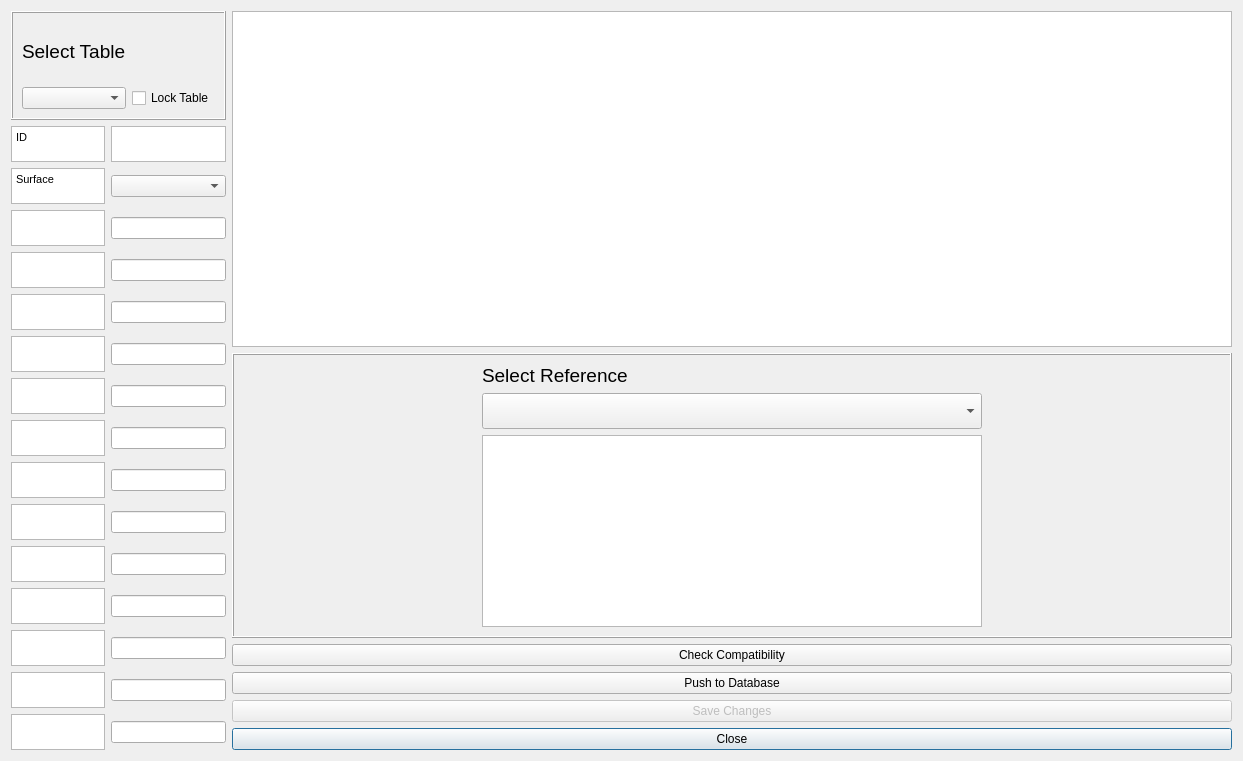
First picture: the form in urban_type_db_editor/urban_type_db_editor_dialog_base.ui, repository gusbacos/SUEWS-Database-manager, before the edit.
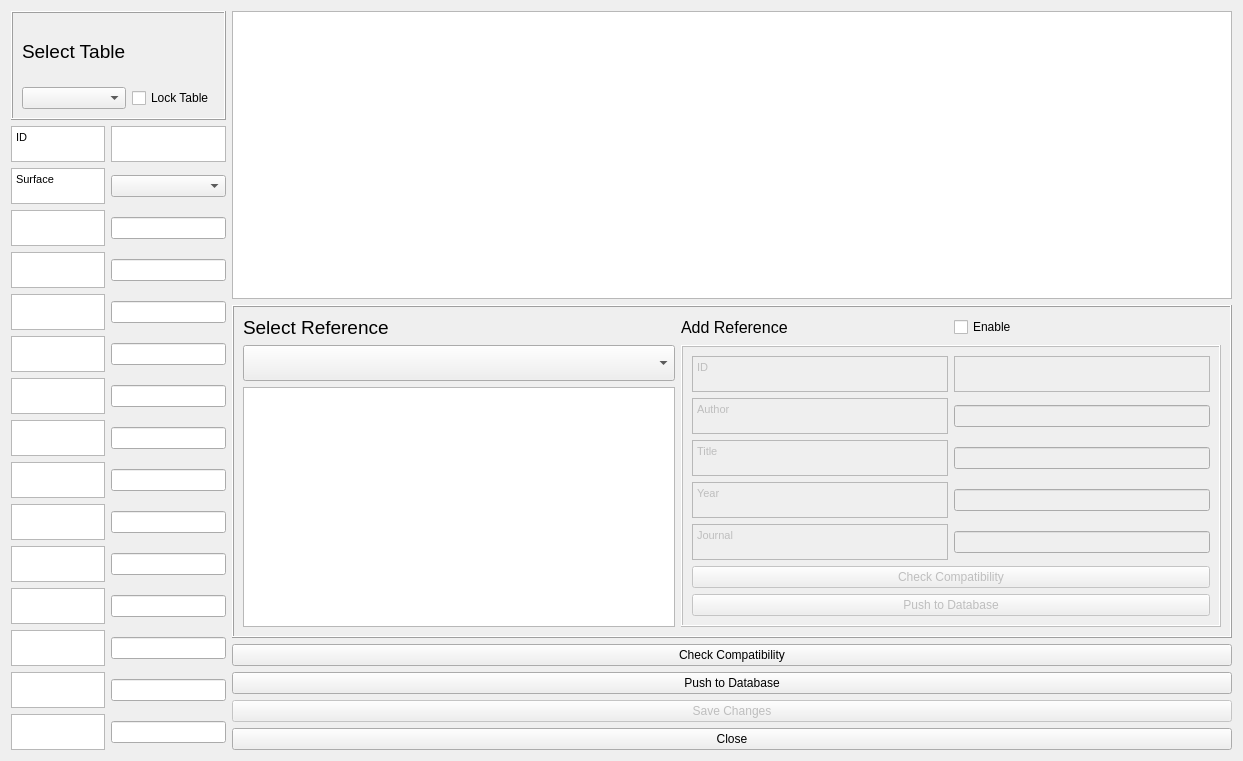
Second picture: the form after the edit. Custom widgets are drawn as their Qt base class.

```diff
--- a/urban_type_db_editor/urban_type_db_editor_dialog_base.ui
+++ b/urban_type_db_editor/urban_type_db_editor_dialog_base.ui
@@ -13,7 +13,66 @@
   <property name="windowTitle">
    <string>Urban Type Database editor</string>
   </property>
-  <layout class="QGridLayout" name="gridLayout_3">
+  <layout class="QGridLayout" name="gridLayout_10">
+   <item row="0" column="0">
+    <widget class="QFrame" name="frame1">
+     <property name="frameShape">
+      <enum>QFrame::Box</enum>
+     </property>
+     <property name="frameShadow">
+      <enum>QFrame::Raised</enum>
+     </property>
+     <layout class="QGridLayout" name="gridLayout_2">
+      <item row="0" column="0">
+       <widget class="QLabel" name="label_42">
+        <property name="text">
+         <string>&lt;!DOCTYPE HTML PUBLIC &quot;-//W3C//DTD HTML 4.0//EN&quot; &quot;http://www.w3.org/TR/REC-html40/strict.dtd&quot;&gt;
+&lt;html&gt;&lt;head&gt;&lt;meta name=&quot;qrichtext&quot; content=&quot;1&quot; /&gt;&lt;style type=&quot;text/css&quot;&gt;
+p, li { white-space: pre-wrap; }
+&lt;/style&gt;&lt;/head&gt;&lt;body style=&quot; font-family:'MS Shell Dlg 2'; font-size:12pt; font-weight:400; font-style:normal;&quot;&gt;
+&lt;p style=&quot; margin-top:0px; margin-bottom:0px; margin-left:0px; margin-right:0px; -qt-block-indent:0; text-indent:0px;&quot;&gt;&lt;span style=&quot; font-size:14pt;&quot;&gt;Select Table&lt;/span&gt;&lt;/p&gt;&lt;/body&gt;&lt;/html&gt;</string>
+        </property>
+       </widget>
+      </item>
+      <item row="1" column="0">
+       <widget class="QComboBox" name="comboBoxTableSelect">
+        <property name="toolTip">
+         <string/>
+        </property>
+       </widget>
+      </item>
+      <item row="1" column="1">
+       <widget class="QCheckBox" name="checkBoxA">
+        <property name="text">
+         <string>Lock Table</string>
+        </property>
+       </widget>
+      </item>
+     </layout>
+    </widget>
+   </item>
+   <item row="0" column="1" rowspan="2">
+    <widget class="QTextBrowser" name="textBrowserDf">
+     <property name="sizePolicy">
+      <sizepolicy hsizetype="Expanding" vsizetype="Expanding">
+       <horstretch>0</horstretch>
+       <verstretch>0</verstretch>
+      </sizepolicy>
+     </property>
+     <property name="minimumSize">
+      <size>
+       <width>1000</width>
+       <height>0</height>
+      </size>
+     </property>
+     <property name="maximumSize">
+      <size>
+       <width>16777215</width>
+       <height>16777215</height>
+      </size>
+     </property>
+    </widget>
+   </item>
    <item row="1" column="0" rowspan="3">
     <layout class="QGridLayout" name="gridLayout">
      <item row="15" column="0">
@@ -519,103 +578,6 @@
      </item>
     </layout>
    </item>
-   <item row="3" column="1">
-    <layout class="QGridLayout" name="gridLayout_8">
-     <item row="3" column="0">
-      <widget class="QPushButton" name="pushButtonCancel">
-       <property name="text">
-        <string>Close</string>
-       </property>
-      </widget>
-     </item>
-     <item row="1" column="0">
-      <widget class="QPushButton" name="pushButtonGen">
-       <property name="enabled">
-        <bool>true</bool>
-       </property>
-       <property name="text">
-        <string>Push to Database</string>
-       </property>
-      </widget>
-     </item>
-     <item row="0" column="0">
-      <widget class="QPushButton" name="pushButtonCheck">
-       <property name="text">
-        <string>Check Compatibility</string>
-       </property>
-      </widget>
-     </item>
-     <item row="2" column="0">
-      <widget class="QPushButton" name="pushButtonreset">
-       <property name="enabled">
-        <bool>false</bool>
-       </property>
-       <property name="text">
-        <string>Save Changes</string>
-       </property>
-      </widget>
-     </item>
-    </layout>
-   </item>
-   <item row="0" column="1" rowspan="2">
-    <widget class="QTextBrowser" name="textBrowserDf">
-     <property name="sizePolicy">
-      <sizepolicy hsizetype="Expanding" vsizetype="Expanding">
-       <horstretch>0</horstretch>
-       <verstretch>0</verstretch>
-      </sizepolicy>
-     </property>
-     <property name="minimumSize">
-      <size>
-       <width>1000</width>
-       <height>0</height>
-      </size>
-     </property>
-     <property name="maximumSize">
-      <size>
-       <width>500</width>
-       <height>16777215</height>
-      </size>
-     </property>
-    </widget>
-   </item>
-   <item row="0" column="0">
-    <widget class="QFrame" name="frame1">
-     <property name="frameShape">
-      <enum>QFrame::Box</enum>
-     </property>
-     <property name="frameShadow">
-      <enum>QFrame::Raised</enum>
-     </property>
-     <layout class="QGridLayout" name="gridLayout_2">
-      <item row="0" column="0">
-       <widget class="QLabel" name="label_42">
-        <property name="text">
-         <string>&lt;!DOCTYPE HTML PUBLIC &quot;-//W3C//DTD HTML 4.0//EN&quot; &quot;http://www.w3.org/TR/REC-html40/strict.dtd&quot;&gt;
-&lt;html&gt;&lt;head&gt;&lt;meta name=&quot;qrichtext&quot; content=&quot;1&quot; /&gt;&lt;style type=&quot;text/css&quot;&gt;
-p, li { white-space: pre-wrap; }
-&lt;/style&gt;&lt;/head&gt;&lt;body style=&quot; font-family:'MS Shell Dlg 2'; font-size:12pt; font-weight:400; font-style:normal;&quot;&gt;
-&lt;p style=&quot; margin-top:0px; margin-bottom:0px; margin-left:0px; margin-right:0px; -qt-block-indent:0; text-indent:0px;&quot;&gt;&lt;span style=&quot; font-size:14pt;&quot;&gt;Select Table&lt;/span&gt;&lt;/p&gt;&lt;/body&gt;&lt;/html&gt;</string>
-        </property>
-       </widget>
-      </item>
-      <item row="1" column="0">
-       <widget class="QComboBox" name="comboBoxTableSelect">
-        <property name="toolTip">
-         <string/>
-        </property>
-       </widget>
-      </item>
-      <item row="1" column="1">
-       <widget class="QCheckBox" name="checkBoxA">
-        <property name="text">
-         <string>Lock Table</string>
-        </property>
-       </widget>
-      </item>
-     </layout>
-    </widget>
-   </item>
    <item row="2" column="1">
     <widget class="QFrame" name="frame1_2">
      <property name="frameShape">
@@ -625,7 +587,7 @@
       <enum>QFrame::Raised</enum>
      </property>
      <layout class="QGridLayout" name="gridLayout_6">
-      <item row="0" column="0">
+      <item row="1" column="0">
        <layout class="QGridLayout" name="gridLayout_4">
         <item row="1" column="0">
          <widget class="QComboBox" name="comboBoxRef">
@@ -654,17 +616,6 @@
           </item>
          </widget>
         </item>
-        <item row="0" column="0">
-         <widget class="QLabel" name="label_43">
-          <property name="text">
-           <string>&lt;!DOCTYPE HTML PUBLIC &quot;-//W3C//DTD HTML 4.0//EN&quot; &quot;http://www.w3.org/TR/REC-html40/strict.dtd&quot;&gt;
-&lt;html&gt;&lt;head&gt;&lt;meta name=&quot;qrichtext&quot; content=&quot;1&quot; /&gt;&lt;style type=&quot;text/css&quot;&gt;
-p, li { white-space: pre-wrap; }
-&lt;/style&gt;&lt;/head&gt;&lt;body style=&quot; font-family:'MS Shell Dlg 2'; font-size:12pt; font-weight:400; font-style:normal;&quot;&gt;
-&lt;p style=&quot; margin-top:0px; margin-bottom:0px; margin-left:0px; margin-right:0px; -qt-block-indent:0; text-indent:0px;&quot;&gt;&lt;span style=&quot; font-size:14pt;&quot;&gt;Select Reference&lt;/span&gt;&lt;/p&gt;&lt;/body&gt;&lt;/html&gt;</string>
-          </property>
-         </widget>
-        </item>
         <item row="2" column="0">
          <widget class="QTextBrowser" name="textBrowserRef">
           <property name="sizePolicy">
@@ -683,9 +634,285 @@
         </item>
        </layout>
       </item>
+      <item row="1" column="1">
+       <widget class="QFrame" name="frame1_3">
+        <property name="enabled">
+         <bool>false</bool>
+        </property>
+        <property name="frameShape">
+         <enum>QFrame::Box</enum>
+        </property>
+        <property name="frameShadow">
+         <enum>QFrame::Raised</enum>
+        </property>
+        <layout class="QGridLayout" name="gridLayout_9">
+         <item row="3" column="0">
+          <layout class="QGridLayout" name="gridLayout_3">
+           <item row="8" column="0">
+            <widget class="QTextBrowser" name="textBrowserRef4">
+             <property name="sizePolicy">
+              <sizepolicy hsizetype="Expanding" vsizetype="Fixed">
+               <horstretch>0</horstretch>
+               <verstretch>0</verstretch>
+              </sizepolicy>
+             </property>
+             <property name="maximumSize">
+              <size>
+               <width>16777215</width>
+               <height>36</height>
+              </size>
+             </property>
+             <property name="html">
+              <string>&lt;!DOCTYPE HTML PUBLIC &quot;-//W3C//DTD HTML 4.0//EN&quot; &quot;http://www.w3.org/TR/REC-html40/strict.dtd&quot;&gt;
+&lt;html&gt;&lt;head&gt;&lt;meta name=&quot;qrichtext&quot; content=&quot;1&quot; /&gt;&lt;style type=&quot;text/css&quot;&gt;
+p, li { white-space: pre-wrap; }
+&lt;/style&gt;&lt;/head&gt;&lt;body style=&quot; font-family:'MS Shell Dlg 2'; font-size:8pt; font-weight:400; font-style:normal;&quot;&gt;
+&lt;p style=&quot; margin-top:0px; margin-bottom:0px; margin-left:0px; margin-right:0px; -qt-block-indent:0; text-indent:0px;&quot;&gt;Year&lt;/p&gt;&lt;/body&gt;&lt;/html&gt;</string>
+             </property>
+            </widget>
+           </item>
+           <item row="5" column="0">
+            <widget class="QTextBrowser" name="textBrowserRefID">
+             <property name="sizePolicy">
+              <sizepolicy hsizetype="Preferred" vsizetype="Fixed">
+               <horstretch>0</horstretch>
+               <verstretch>0</verstretch>
+              </sizepolicy>
+             </property>
+             <property name="maximumSize">
+              <size>
+               <width>16777215</width>
+               <height>36</height>
+              </size>
+             </property>
+             <property name="html">
+              <string>&lt;!DOCTYPE HTML PUBLIC &quot;-//W3C//DTD HTML 4.0//EN&quot; &quot;http://www.w3.org/TR/REC-html40/strict.dtd&quot;&gt;
+&lt;html&gt;&lt;head&gt;&lt;meta name=&quot;qrichtext&quot; content=&quot;1&quot; /&gt;&lt;style type=&quot;text/css&quot;&gt;
+p, li { white-space: pre-wrap; }
+&lt;/style&gt;&lt;/head&gt;&lt;body style=&quot; font-family:'MS Shell Dlg 2'; font-size:8pt; font-weight:400; font-style:normal;&quot;&gt;
+&lt;p style=&quot; margin-top:0px; margin-bottom:0px; margin-left:0px; margin-right:0px; -qt-block-indent:0; text-indent:0px;&quot;&gt;ID&lt;/p&gt;&lt;/body&gt;&lt;/html&gt;</string>
+             </property>
+            </widget>
+           </item>
+           <item row="8" column="1">
+            <widget class="QgsFilterLineEdit" name="textEditRefYear">
+             <property name="qgisRelation" stdset="0">
+              <string notr="true"/>
+             </property>
+            </widget>
+           </item>
+           <item row="7" column="1">
+            <widget class="QgsFilterLineEdit" name="textEditRefTitle">
+             <property name="qgisRelation" stdset="0">
+              <string notr="true"/>
+             </property>
+            </widget>
+           </item>
+           <item row="9" column="0">
+            <widget class="QTextBrowser" name="textBrowserRef5">
+             <property name="sizePolicy">
+              <sizepolicy hsizetype="Expanding" vsizetype="Fixed">
+               <horstretch>0</horstretch>
+               <verstretch>0</verstretch>
+              </sizepolicy>
+             </property>
+             <property name="maximumSize">
+              <size>
+               <width>16777215</width>
+               <height>36</height>
+              </size>
+             </property>
+             <property name="html">
+              <string>&lt;!DOCTYPE HTML PUBLIC &quot;-//W3C//DTD HTML 4.0//EN&quot; &quot;http://www.w3.org/TR/REC-html40/strict.dtd&quot;&gt;
+&lt;html&gt;&lt;head&gt;&lt;meta name=&quot;qrichtext&quot; content=&quot;1&quot; /&gt;&lt;style type=&quot;text/css&quot;&gt;
+p, li { white-space: pre-wrap; }
+&lt;/style&gt;&lt;/head&gt;&lt;body style=&quot; font-family:'MS Shell Dlg 2'; font-size:8pt; font-weight:400; font-style:normal;&quot;&gt;
+&lt;p style=&quot; margin-top:0px; margin-bottom:0px; margin-left:0px; margin-right:0px; -qt-block-indent:0; text-indent:0px;&quot;&gt;Journal&lt;/p&gt;&lt;/body&gt;&lt;/html&gt;</string>
+             </property>
+            </widget>
+           </item>
+           <item row="9" column="1">
+            <widget class="QgsFilterLineEdit" name="textEditRefJournal">
+             <property name="qgisRelation" stdset="0">
+              <string notr="true"/>
+             </property>
+            </widget>
+           </item>
+           <item row="6" column="1">
+            <widget class="QgsFilterLineEdit" name="textEditRefAuthor">
+             <property name="qgisRelation" stdset="0">
+              <string notr="true"/>
+             </property>
+            </widget>
+           </item>
+           <item row="5" column="1">
+            <widget class="QTextBrowser" name="textBrowserNewID_2">
+             <property name="sizePolicy">
+              <sizepolicy hsizetype="Expanding" vsizetype="Fixed">
+               <horstretch>0</horstretch>
+               <verstretch>0</verstretch>
+              </sizepolicy>
+             </property>
+             <property name="maximumSize">
+              <size>
+               <width>16777215</width>
+               <height>36</height>
+              </size>
+             </property>
+             <property name="html">
+              <string>&lt;!DOCTYPE HTML PUBLIC &quot;-//W3C//DTD HTML 4.0//EN&quot; &quot;http://www.w3.org/TR/REC-html40/strict.dtd&quot;&gt;
+&lt;html&gt;&lt;head&gt;&lt;meta name=&quot;qrichtext&quot; content=&quot;1&quot; /&gt;&lt;style type=&quot;text/css&quot;&gt;
+p, li { white-space: pre-wrap; }
+&lt;/style&gt;&lt;/head&gt;&lt;body style=&quot; font-family:'MS Shell Dlg 2'; font-size:8pt; font-weight:400; font-style:normal;&quot;&gt;
+&lt;p style=&quot;-qt-paragraph-type:empty; margin-top:0px; margin-bottom:0px; margin-left:0px; margin-right:0px; -qt-block-indent:0; text-indent:0px; font-size:12pt;&quot;&gt;&lt;br /&gt;&lt;/p&gt;&lt;/body&gt;&lt;/html&gt;</string>
+             </property>
+            </widget>
+           </item>
+           <item row="6" column="0">
+            <widget class="QTextBrowser" name="textBrowserRef2">
+             <property name="sizePolicy">
+              <sizepolicy hsizetype="Expanding" vsizetype="Fixed">
+               <horstretch>0</horstretch>
+               <verstretch>0</verstretch>
+              </sizepolicy>
+             </property>
+             <property name="maximumSize">
+              <size>
+               <width>16777215</width>
+               <height>36</height>
+              </size>
+             </property>
+             <property name="html">
+              <string>&lt;!DOCTYPE HTML PUBLIC &quot;-//W3C//DTD HTML 4.0//EN&quot; &quot;http://www.w3.org/TR/REC-html40/strict.dtd&quot;&gt;
+&lt;html&gt;&lt;head&gt;&lt;meta name=&quot;qrichtext&quot; content=&quot;1&quot; /&gt;&lt;style type=&quot;text/css&quot;&gt;
+p, li { white-space: pre-wrap; }
+&lt;/style&gt;&lt;/head&gt;&lt;body style=&quot; font-family:'MS Shell Dlg 2'; font-size:8pt; font-weight:400; font-style:normal;&quot;&gt;
+&lt;p style=&quot; margin-top:0px; margin-bottom:0px; margin-left:0px; margin-right:0px; -qt-block-indent:0; text-indent:0px;&quot;&gt;Author&lt;/p&gt;&lt;/body&gt;&lt;/html&gt;</string>
+             </property>
+            </widget>
+           </item>
+           <item row="7" column="0">
+            <widget class="QTextBrowser" name="textBrowserRef3">
+             <property name="sizePolicy">
+              <sizepolicy hsizetype="Expanding" vsizetype="Fixed">
+               <horstretch>0</horstretch>
+               <verstretch>0</verstretch>
+              </sizepolicy>
+             </property>
+             <property name="maximumSize">
+              <size>
+               <width>16777215</width>
+               <height>36</height>
+              </size>
+             </property>
+             <property name="html">
+              <string>&lt;!DOCTYPE HTML PUBLIC &quot;-//W3C//DTD HTML 4.0//EN&quot; &quot;http://www.w3.org/TR/REC-html40/strict.dtd&quot;&gt;
+&lt;html&gt;&lt;head&gt;&lt;meta name=&quot;qrichtext&quot; content=&quot;1&quot; /&gt;&lt;style type=&quot;text/css&quot;&gt;
+p, li { white-space: pre-wrap; }
+&lt;/style&gt;&lt;/head&gt;&lt;body style=&quot; font-family:'MS Shell Dlg 2'; font-size:8pt; font-weight:400; font-style:normal;&quot;&gt;
+&lt;p style=&quot; margin-top:0px; margin-bottom:0px; margin-left:0px; margin-right:0px; -qt-block-indent:0; text-indent:0px;&quot;&gt;Title&lt;/p&gt;&lt;/body&gt;&lt;/html&gt;</string>
+             </property>
+            </widget>
+           </item>
+          </layout>
+         </item>
+         <item row="5" column="0">
+          <widget class="QPushButton" name="pushButtonGen_2">
+           <property name="enabled">
+            <bool>false</bool>
+           </property>
+           <property name="text">
+            <string>Push to Database</string>
+           </property>
+          </widget>
+         </item>
+         <item row="4" column="0">
+          <widget class="QPushButton" name="pushButtonCheck_2">
+           <property name="text">
+            <string>Check Compatibility</string>
+           </property>
+          </widget>
+         </item>
+        </layout>
+       </widget>
+      </item>
+      <item row="0" column="1">
+       <layout class="QHBoxLayout" name="horizontalLayout">
+        <item>
+         <widget class="QLabel" name="label_45">
+          <property name="text">
+           <string>&lt;!DOCTYPE HTML PUBLIC &quot;-//W3C//DTD HTML 4.0//EN&quot; &quot;http://www.w3.org/TR/REC-html40/strict.dtd&quot;&gt;
+&lt;html&gt;&lt;head&gt;&lt;meta name=&quot;qrichtext&quot; content=&quot;1&quot; /&gt;&lt;style type=&quot;text/css&quot;&gt;
+p, li { white-space: pre-wrap; }
+&lt;/style&gt;&lt;/head&gt;&lt;body style=&quot; font-family:'MS Shell Dlg 2'; font-size:8pt; font-weight:400; font-style:normal;&quot;&gt;
+&lt;p style=&quot; margin-top:0px; margin-bottom:0px; margin-left:0px; margin-right:0px; -qt-block-indent:0; text-indent:0px;&quot;&gt;&lt;span style=&quot; font-size:12pt;&quot;&gt;Add Reference&lt;/span&gt;&lt;/p&gt;&lt;/body&gt;&lt;/html&gt;</string>
+          </property>
+         </widget>
+        </item>
+        <item>
+         <widget class="QCheckBox" name="checkBoxRef">
+          <property name="enabled">
+           <bool>true</bool>
+          </property>
+          <property name="text">
+           <string>Enable</string>
+          </property>
+         </widget>
+        </item>
+       </layout>
+      </item>
+      <item row="0" column="0">
+       <widget class="QLabel" name="label_43">
+        <property name="text">
+         <string>&lt;!DOCTYPE HTML PUBLIC &quot;-//W3C//DTD HTML 4.0//EN&quot; &quot;http://www.w3.org/TR/REC-html40/strict.dtd&quot;&gt;
+&lt;html&gt;&lt;head&gt;&lt;meta name=&quot;qrichtext&quot; content=&quot;1&quot; /&gt;&lt;style type=&quot;text/css&quot;&gt;
+p, li { white-space: pre-wrap; }
+&lt;/style&gt;&lt;/head&gt;&lt;body style=&quot; font-family:'MS Shell Dlg 2'; font-size:12pt; font-weight:400; font-style:normal;&quot;&gt;
+&lt;p style=&quot; margin-top:0px; margin-bottom:0px; margin-left:0px; margin-right:0px; -qt-block-indent:0; text-indent:0px;&quot;&gt;&lt;span style=&quot; font-size:14pt;&quot;&gt;Select Reference&lt;/span&gt;&lt;/p&gt;&lt;/body&gt;&lt;/html&gt;</string>
+        </property>
+       </widget>
+      </item>
      </layout>
     </widget>
    </item>
+   <item row="3" column="1">
+    <layout class="QGridLayout" name="gridLayout_8">
+     <item row="3" column="0">
+      <widget class="QPushButton" name="pushButtonCancel">
+       <property name="text">
+        <string>Close</string>
+       </property>
+      </widget>
+     </item>
+     <item row="1" column="0">
+      <widget class="QPushButton" name="pushButtonGen">
+       <property name="enabled">
+        <bool>true</bool>
+       </property>
+       <property name="text">
+        <string>Push to Database</string>
+       </property>
+      </widget>
+     </item>
+     <item row="0" column="0">
+      <widget class="QPushButton" name="pushButtonCheck">
+       <property name="text">
+        <string>Check Compatibility</string>
+       </property>
+      </widget>
+     </item>
+     <item row="2" column="0">
+      <widget class="QPushButton" name="pushButtonreset">
+       <property name="enabled">
+        <bool>false</bool>
+       </property>
+       <property name="text">
+        <string>Save Changes</string>
+       </property>
+      </widget>
+     </item>
+    </layout>
+   </item>
   </layout>
  </widget>
  <customwidgets>
```
Left out of the diff: 16 changed lines with no effect on the pictures.
